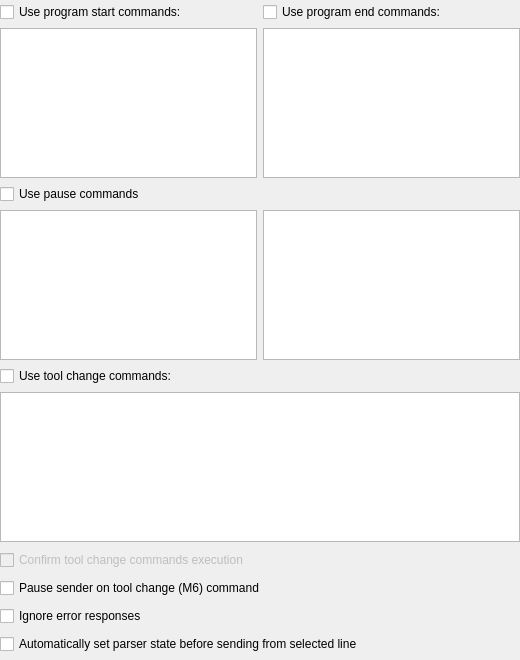
This is src/gpilot/ui/forms/partials/settings/partsettingssender.ui in etet100/AstroCore-GCode-Sender as Qt 5 draws it before an edit. The edited form follows.
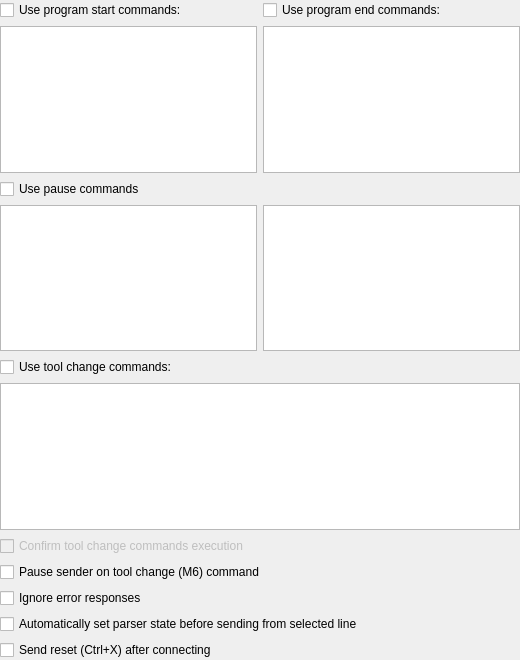
This is the edited form.

Commit message: Reset after connecting, removed Jogger, general refactorings

Diff of the .ui file:
```diff
--- a/src/gpilot/ui/forms/partials/settings/partsettingssender.ui
+++ b/src/gpilot/ui/forms/partials/settings/partsettingssender.ui
@@ -139,6 +139,13 @@
      </property>
     </widget>
    </item>
+   <item>
+    <widget class="QCheckBox" name="chkResetAfterConnecting">
+     <property name="text">
+      <string>Send reset (Ctrl+X) after connecting</string>
+     </property>
+    </widget>
+   </item>
   </layout>
  </widget>
  <resources/>
```
The commit also changes 21 other files.
